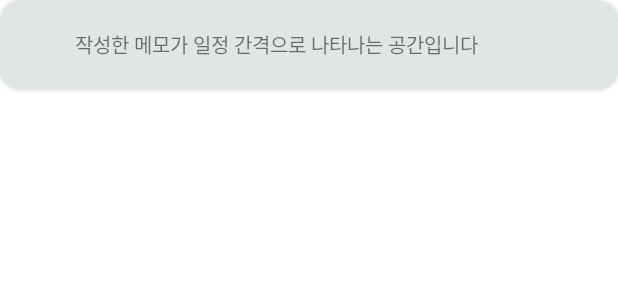
After one commit to dev-chaebeen/EveryBook, an Android app: the layout fragment_random_memo.xml on its own in the app's theme, with its tools: preview values and no code run, on a phone screen of 412 x 824 dp. The commit adds this screen. Shown: the top 300 px of the screen. Run offline under Robolectric (Android 15) with nearby library versions, the phone set to English and light mode, and no system bars.

Commit message:
랜덤메모 프래그먼트 추가, 랜덤으로 메모 가져오는 것 확인

```diff
--- a/app/src/main/res/layout/activity_bottom_navi.xml
+++ b/app/src/main/res/layout/activity_bottom_navi.xml
@@ -14,8 +14,6 @@
         app:itemTextColor="@color/dark_green"
         app:layout_constraintBottom_toBottomOf="parent"
         app:menu="@menu/bottom_nav_menu">
-
-
     </com.google.android.material.bottomnavigation.BottomNavigationView>
 
     <!--프레임 레이아웃-->
--- /dev/null
+++ b/app/src/main/res/layout/fragment_random_memo.xml
@@ -0,0 +1,39 @@
+<?xml version="1.0" encoding="utf-8"?>
+<androidx.constraintlayout.widget.ConstraintLayout
+    xmlns:android="http://schemas.android.com/apk/res/android"
+    xmlns:app="http://schemas.android.com/apk/res-auto"
+    android:layout_width="match_parent"
+    android:layout_height="match_parent">
+
+    <androidx.cardview.widget.CardView
+        android:layout_width="match_parent"
+        android:layout_height="wrap_content"
+        android:backgroundTint="@color/grey"
+        app:cardCornerRadius="15dp"
+        app:layout_constraintTop_toTopOf="parent">
+
+        <ImageView
+            android:id="@+id/img"
+            android:layout_width="40dp"
+            android:layout_height="60dp"
+            android:layout_gravity="left|center"
+            android:scaleType="fitCenter" />
+
+        <LinearLayout
+            android:layout_width="match_parent"
+            android:layout_height="60dp"
+            android:layout_marginLeft="50dp"
+            android:gravity="center"
+            android:orientation="vertical">
+
+            <TextView
+                android:id="@+id/memo_text"
+                android:layout_width="match_parent"
+                android:layout_height="wrap_content"
+                android:gravity="left|center"
+                android:text="작성한 메모가 일정 간격으로 나타나는 공간입니다"
+                android:textSize="13sp" />
+
+        </LinearLayout>
+    </androidx.cardview.widget.CardView>
+</androidx.constraintlayout.widget.ConstraintLayout>
```
Also changed, not shown: app/src/main/java/com/example/everybooks/HomeFragment.java (+120 -3 lines), app/src/main/java/com/example/everybooks/MainActivity.java (+28 -18 lines), app/src/main/java/com/example/everybooks/RandomMemoFragment.java (added, +103 -0 lines), app/src/main/res/layout/fragment_home.xml (+7 -3 lines).
